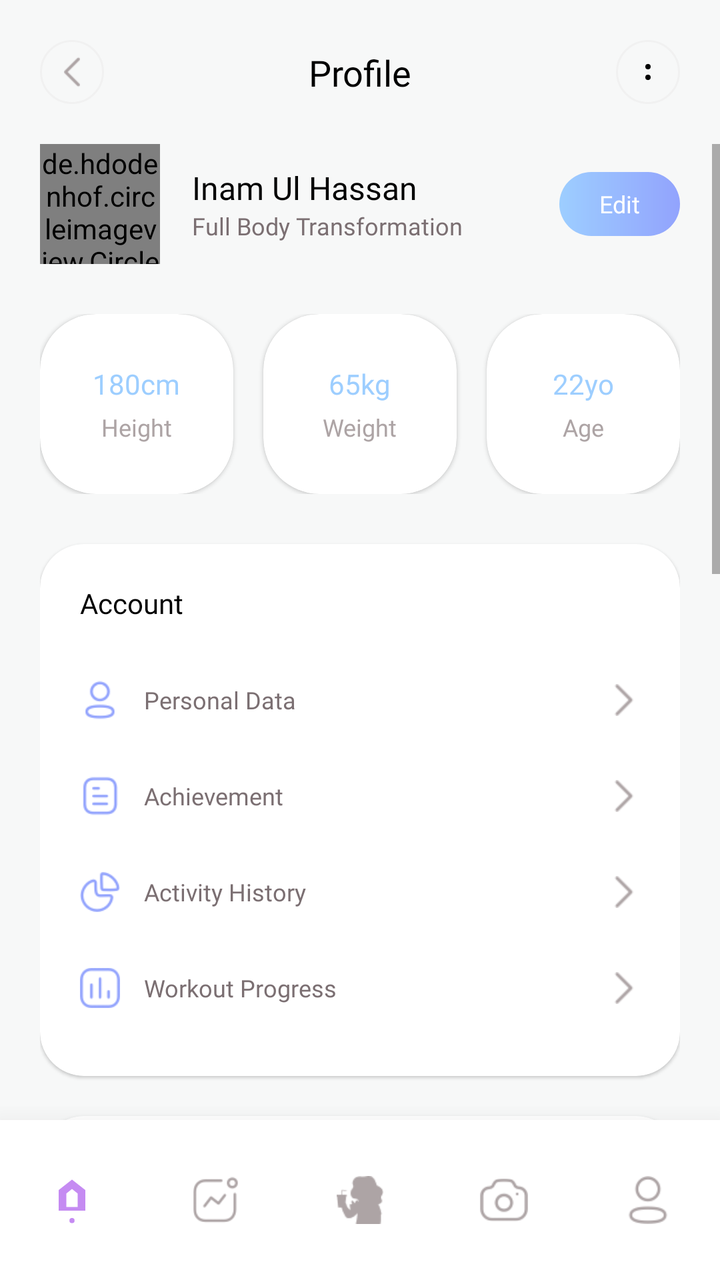
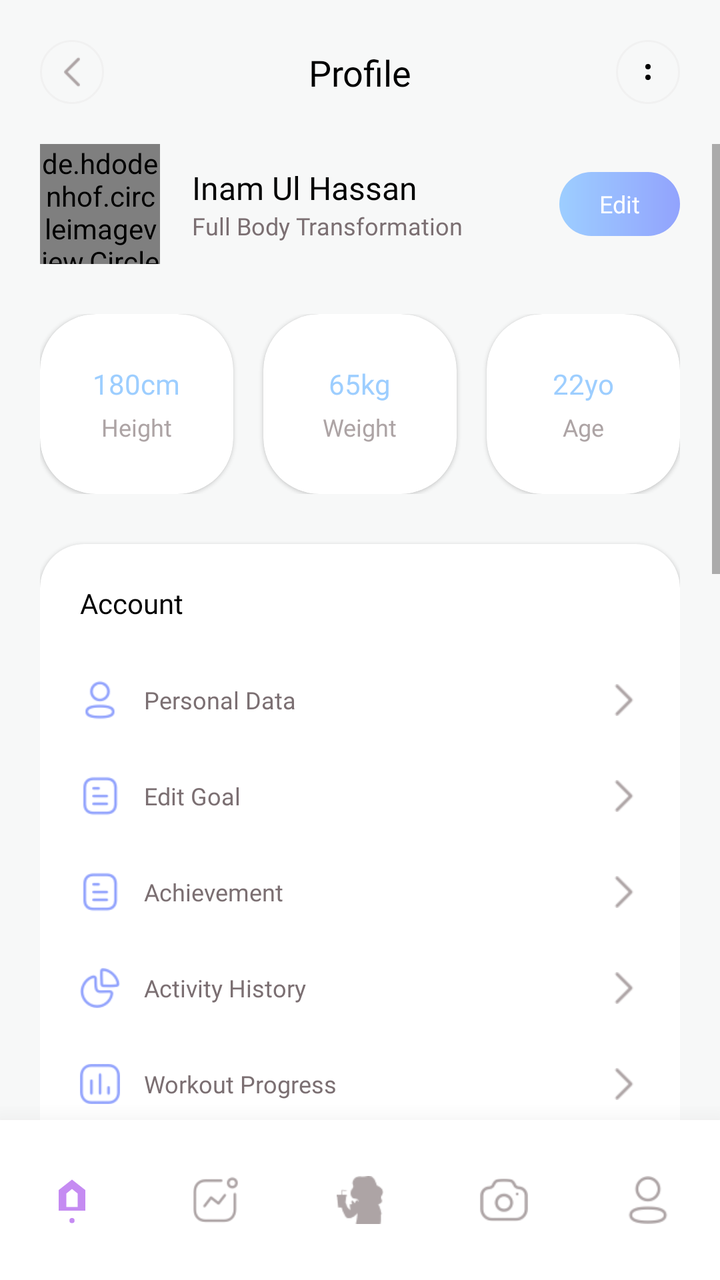

An Android layout rendered at two revisions. The XML below is the earlier revision; the diff shows what the commit changed to produce the second picture.
<!-- AndroidManifest.xml: application theme Theme.FitAI -->
<!-- res/layout/activity_profile.xml -->
<?xml version="1.0" encoding="utf-8"?>
<androidx.constraintlayout.widget.ConstraintLayout
    xmlns:android="http://schemas.android.com/apk/res/android"
    xmlns:app="http://schemas.android.com/apk/res-auto"
    android:layout_width="match_parent"
    android:layout_height="match_parent"
    android:background="@color/background_light">

    
    <androidx.constraintlayout.widget.ConstraintLayout
        android:id="@+id/clHeader"
        android:layout_width="match_parent"
        android:layout_height="wrap_content"
        android:padding="20dp"
        app:layout_constraintTop_toTopOf="parent">

        <ImageView
            android:id="@+id/btnBack"
            android:layout_width="32dp"
            android:layout_height="32dp"
            android:src="@drawable/arrow_left"
            android:background="@drawable/bg_nav_back"
            android:padding="8dp"
            android:scaleType="fitCenter"
            app:layout_constraintStart_toStartOf="parent"
            app:layout_constraintTop_toTopOf="parent"
            app:layout_constraintBottom_toBottomOf="parent" />

        <TextView
            android:layout_width="wrap_content"
            android:layout_height="wrap_content"
            android:text="Profile"
            android:textSize="18sp"
            android:textColor="@color/black"
            android:fontFamily="@font/poppins_bold"
            app:layout_constraintStart_toStartOf="parent"
            app:layout_constraintEnd_toEndOf="parent"
            app:layout_constraintTop_toTopOf="parent"
            app:layout_constraintBottom_toBottomOf="parent" />

        <ImageView
            android:id="@+id/btnMore"
            android:layout_width="32dp"
            android:layout_height="32dp"
            android:src="@drawable/menu_dots"
            android:background="@drawable/bg_nav_back"
            android:padding="8dp"
            android:scaleType="fitCenter"
            app:layout_constraintEnd_toEndOf="parent"
            app:layout_constraintTop_toTopOf="parent"
            app:layout_constraintBottom_toBottomOf="parent" />
    </androidx.constraintlayout.widget.ConstraintLayout>

    <ScrollView
        android:layout_width="match_parent"
        android:layout_height="0dp"
        android:fillViewport="true"
        app:layout_constraintTop_toBottomOf="@id/clHeader"
        app:layout_constraintBottom_toTopOf="@id/bottomNav">

        <LinearLayout
            android:layout_width="match_parent"
            android:layout_height="wrap_content"
            android:orientation="vertical"
            android:paddingStart="20dp"
            android:paddingEnd="20dp"
            android:paddingBottom="40dp">

            
            <LinearLayout
                android:layout_width="match_parent"
                android:layout_height="wrap_content"
                android:orientation="horizontal"
                android:gravity="center_vertical"
                android:layout_marginBottom="25dp">

                <de.hdodenhof.circleimageview.CircleImageView
                    android:id="@+id/ivProfilePic"
                    android:layout_width="60dp"
                    android:layout_height="60dp"
                    android:src="@drawable/pp_1" />

                <LinearLayout
                    android:layout_width="0dp"
                    android:layout_height="wrap_content"
                    android:layout_weight="1"
                    android:orientation="vertical"
                    android:layout_marginStart="16dp">

                    <TextView
                        android:id="@+id/tvProfileName"
                        android:layout_width="wrap_content"
                        android:layout_height="wrap_content"
                        android:text="Inam Ul Hassan"
                        android:textSize="16sp"
                        android:textColor="@color/black"
                        android:fontFamily="@font/poppins_bold" />

                    <TextView
                        android:id="@+id/tvProfileGoal"
                        android:layout_width="wrap_content"
                        android:layout_height="wrap_content"
                        android:text="Full Body Transformation"
                        android:textSize="12sp"
                        android:textColor="#7B6F72"
                        android:fontFamily="@font/poppins_regular" />
                </LinearLayout>

                <TextView
                    android:id="@+id/btnEditProfile"
                    android:layout_width="wrap_content"
                    android:layout_height="32dp"
                    android:text="Edit"
                    android:textColor="@color/white"
                    android:textSize="12sp"
                    android:fontFamily="@font/poppins_bold"
                    android:background="@drawable/btn_gradient_bg"
                    android:paddingStart="20dp"
                    android:paddingEnd="20dp"
                    android:gravity="center"
                    android:clickable="true"
                    android:focusable="true" />
            </LinearLayout>

            
            <LinearLayout
                android:layout_width="match_parent"
                android:layout_height="wrap_content"
                android:orientation="horizontal"
                android:layout_marginBottom="25dp">

                
                <androidx.cardview.widget.CardView
                    android:layout_width="0dp"
                    android:layout_height="90dp"
                    android:layout_weight="1"
                    android:layout_marginEnd="10dp"
                    app:cardCornerRadius="28dp"
                    app:cardElevation="1dp"
                    app:cardMaxElevation="1dp"
                    app:cardBackgroundColor="@color/white">
                    <LinearLayout android:layout_width="match_parent" android:layout_height="match_parent" android:orientation="vertical" android:gravity="center">
                        <TextView android:id="@+id/tvProfileHeight" android:layout_width="wrap_content" android:layout_height="wrap_content" android:text="180cm" android:textSize="14sp" android:textColor="#9DCEFF" android:fontFamily="@font/poppins_medium"/>
                        <TextView android:layout_width="wrap_content" android:layout_height="wrap_content" android:text="Height" android:textSize="12sp" android:textColor="#ADA4A5" android:fontFamily="@font/poppins_regular" android:layout_marginTop="4dp"/>
                    </LinearLayout>
                </androidx.cardview.widget.CardView>

                
                <androidx.cardview.widget.CardView
                    android:layout_width="0dp"
                    android:layout_height="90dp"
                    android:layout_weight="1"
                    android:layout_marginEnd="5dp" android:layout_marginStart="5dp"
                    app:cardCornerRadius="28dp"
                    app:cardElevation="1dp"
                    app:cardMaxElevation="1dp"
                    app:cardBackgroundColor="@color/white">
                    <LinearLayout android:layout_width="match_parent" android:layout_height="match_parent" android:orientation="vertical" android:gravity="center">
                        <TextView android:id="@+id/tvProfileWeight" android:layout_width="wrap_content" android:layout_height="wrap_content" android:text="65kg" android:textSize="14sp" android:textColor="#9DCEFF" android:fontFamily="@font/poppins_medium"/>
                        <TextView android:layout_width="wrap_content" android:layout_height="wrap_content" android:text="Weight" android:textSize="12sp" android:textColor="#ADA4A5" android:fontFamily="@font/poppins_regular" android:layout_marginTop="4dp"/>
                    </LinearLayout>
                </androidx.cardview.widget.CardView>

                
                <androidx.cardview.widget.CardView
                    android:layout_width="0dp"
                    android:layout_height="90dp"
                    android:layout_weight="1"
                    android:layout_marginStart="10dp"
                    app:cardCornerRadius="28dp"
                    app:cardElevation="1dp"
                    app:cardMaxElevation="1dp"
                    app:cardBackgroundColor="@color/white">
                    <LinearLayout android:layout_width="match_parent" android:layout_height="match_parent" android:orientation="vertical" android:gravity="center">
                        <TextView android:id="@+id/tvProfileAge" android:layout_width="wrap_content" android:layout_height="wrap_content" android:text="22yo" android:textSize="14sp" android:textColor="#9DCEFF" android:fontFamily="@font/poppins_medium"/>
                        <TextView android:layout_width="wrap_content" android:layout_height="wrap_content" android:text="Age" android:textSize="12sp" android:textColor="#ADA4A5" android:fontFamily="@font/poppins_regular" android:layout_marginTop="4dp"/>
                    </LinearLayout>
                </androidx.cardview.widget.CardView>
            </LinearLayout>

            
            <androidx.cardview.widget.CardView
                android:layout_width="match_parent"
                android:layout_height="wrap_content"
                app:cardCornerRadius="22dp"
                app:cardElevation="1dp"
                app:cardMaxElevation="1dp"
                app:cardBackgroundColor="@color/white"
                android:layout_marginBottom="20dp">

                <LinearLayout
                    android:layout_width="match_parent"
                    android:layout_height="wrap_content"
                    android:orientation="vertical"
                    android:padding="20dp">

                    <TextView
                        android:layout_width="wrap_content"
                        android:layout_height="wrap_content"
                        android:text="Account"
                        android:textSize="14sp"
                        android:textColor="@color/black"
                        android:fontFamily="@font/poppins_bold"
                        android:layout_marginBottom="15dp" />

                    
                    <LinearLayout android:id="@+id/llPersonalInfo" android:layout_width="match_parent" android:layout_height="48dp" android:orientation="horizontal" android:gravity="center_vertical">
                        <ImageView android:layout_width="20dp" android:layout_height="20dp" android:src="@drawable/p_personal" app:tint="#92A3FD"/>
                        <TextView android:layout_width="0dp" android:layout_height="wrap_content" android:layout_weight="1" android:layout_marginStart="12dp" android:text="Personal Data" android:textSize="12sp" android:textColor="#7B6F72" android:fontFamily="@font/poppins_regular"/>
                        <ImageView android:layout_width="16dp" android:layout_height="16dp" android:src="@drawable/p_next" app:tint="#ADA4A5"/>
                    </LinearLayout>

                    
                    <LinearLayout android:id="@+id/llAchievement" android:layout_width="match_parent" android:layout_height="48dp" android:orientation="horizontal" android:gravity="center_vertical">
                        <ImageView android:layout_width="20dp" android:layout_height="20dp" android:src="@drawable/p_achi" app:tint="#92A3FD"/>
                        <TextView android:layout_width="0dp" android:layout_height="wrap_content" android:layout_weight="1" android:layout_marginStart="12dp" android:text="Achievement" android:textSize="12sp" android:textColor="#7B6F72" android:fontFamily="@font/poppins_regular"/>
                        <ImageView android:layout_width="16dp" android:layout_height="16dp" android:src="@drawable/p_next" app:tint="#ADA4A5"/>
                    </LinearLayout>

                    
                    <LinearLayout android:id="@+id/llActivityHistory" android:layout_width="match_parent" android:layout_height="48dp" android:orientation="horizontal" android:gravity="center_vertical">
                        <ImageView android:layout_width="20dp" android:layout_height="20dp" android:src="@drawable/p_activity" app:tint="#92A3FD"/>
                        <TextView android:layout_width="0dp" android:layout_height="wrap_content" android:layout_weight="1" android:layout_marginStart="12dp" android:text="Activity History" android:textSize="12sp" android:textColor="#7B6F72" android:fontFamily="@font/poppins_regular"/>
                        <ImageView android:layout_width="16dp" android:layout_height="16dp" android:src="@drawable/p_next" app:tint="#ADA4A5"/>
                    </LinearLayout>

                    
                    <LinearLayout android:id="@+id/llWorkoutProgress" android:layout_width="match_parent" android:layout_height="48dp" android:orientation="horizontal" android:gravity="center_vertical">
                        <ImageView android:layout_width="20dp" android:layout_height="20dp" android:src="@drawable/p_workout" app:tint="#92A3FD"/>
                        <TextView android:layout_width="0dp" android:layout_height="wrap_content" android:layout_weight="1" android:layout_marginStart="12dp" android:text="Workout Progress" android:textSize="12sp" android:textColor="#7B6F72" android:fontFamily="@font/poppins_regular"/>
                        <ImageView android:layout_width="16dp" android:layout_height="16dp" android:src="@drawable/p_next" app:tint="#ADA4A5"/>
                    </LinearLayout>

                </LinearLayout>
            </androidx.cardview.widget.CardView>

            
            <androidx.cardview.widget.CardView
                android:layout_width="match_parent"
                android:layout_height="wrap_content"
                app:cardCornerRadius="22dp"
                app:cardElevation="1dp"
                app:cardMaxElevation="1dp"
                app:cardBackgroundColor="@color/white"
                android:layout_marginBottom="20dp">

                <LinearLayout
                    android:layout_width="match_parent"
                    android:layout_height="wrap_content"
                    android:orientation="vertical"
                    android:padding="20dp">

                    <TextView
                        android:layout_width="wrap_content"
                        android:layout_height="wrap_content"
                        android:text="Notification"
                        android:textSize="14sp"
                        android:textColor="@color/black"
                        android:fontFamily="@font/poppins_bold"
                        android:layout_marginBottom="15dp" />

                    <LinearLayout android:layout_width="match_parent" android:layout_height="wrap_content" android:orientation="horizontal" android:gravity="center_vertical">
                        <ImageView android:layout_width="20dp" android:layout_height="20dp" android:src="@drawable/p_notification" app:tint="#92A3FD"/>
                        <TextView android:layout_width="0dp" android:layout_height="wrap_content" android:layout_weight="1" android:layout_marginStart="12dp" android:text="Pop-up Notification" android:textSize="12sp" android:textColor="#7B6F72" android:fontFamily="@font/poppins_regular"/>
                        <androidx.appcompat.widget.SwitchCompat
                            android:id="@+id/switchPopNotification"
                            android:layout_width="wrap_content"
                            android:layout_height="wrap_content"
                            android:checked="true"
                            app:thumbTint="#C58BF2"
                            app:trackTint="#DDD9FF"/>
                    </LinearLayout>
                </LinearLayout>
            </androidx.cardview.widget.CardView>

            
            <androidx.cardview.widget.CardView
                android:layout_width="match_parent"
                android:layout_height="wrap_content"
                app:cardCornerRadius="22dp"
                app:cardElevation="1dp"
                app:cardMaxElevation="1dp"
                app:cardBackgroundColor="@color/white"
                android:layout_marginBottom="20dp">

                <LinearLayout
                    android:layout_width="match_parent"
                    android:layout_height="wrap_content"
                    android:orientation="vertical"
                    android:padding="20dp">

                    <TextView
                        android:layout_width="wrap_content"
                        android:layout_height="wrap_content"
                        android:text="Other"
                        android:textSize="14sp"
                        android:textColor="@color/black"
                        android:fontFamily="@font/poppins_bold"
                        android:layout_marginBottom="15dp" />

                    
                    <LinearLayout android:id="@+id/llContactUs" android:layout_width="match_parent" android:layout_height="48dp" android:orientation="horizontal" android:gravity="center_vertical">
                        <ImageView android:layout_width="20dp" android:layout_height="20dp" android:src="@drawable/p_contact" app:tint="#92A3FD"/>
                        <TextView android:layout_width="0dp" android:layout_height="wrap_content" android:layout_weight="1" android:layout_marginStart="12dp" android:text="Contact Us" android:textSize="12sp" android:textColor="#7B6F72" android:fontFamily="@font/poppins_regular"/>
                        <ImageView android:layout_width="16dp" android:layout_height="16dp" android:src="@drawable/p_next" app:tint="#ADA4A5"/>
                    </LinearLayout>

                    
                    <LinearLayout android:id="@+id/llPrivacyPolicy" android:layout_width="match_parent" android:layout_height="48dp" android:orientation="horizontal" android:gravity="center_vertical">
                        <ImageView android:layout_width="20dp" android:layout_height="20dp" android:src="@drawable/p_privacy" app:tint="#92A3FD"/>
                        <TextView android:layout_width="0dp" android:layout_height="wrap_content" android:layout_weight="1" android:layout_marginStart="12dp" android:text="Privacy Policy" android:textSize="12sp" android:textColor="#7B6F72" android:fontFamily="@font/poppins_regular"/>
                        <ImageView android:layout_width="16dp" android:layout_height="16dp" android:src="@drawable/p_next" app:tint="#ADA4A5"/>
                    </LinearLayout>

                    
                    <LinearLayout android:id="@+id/llSettings" android:layout_width="match_parent" android:layout_height="48dp" android:orientation="horizontal" android:gravity="center_vertical">
                        <ImageView android:layout_width="20dp" android:layout_height="20dp" android:src="@drawable/p_setting" app:tint="#92A3FD"/>
                        <TextView android:layout_width="0dp" android:layout_height="wrap_content" android:layout_weight="1" android:layout_marginStart="12dp" android:text="Settings" android:textSize="12sp" android:textColor="#7B6F72" android:fontFamily="@font/poppins_regular"/>
                        <ImageView android:layout_width="16dp" android:layout_height="16dp" android:src="@drawable/p_next" app:tint="#ADA4A5"/>
                    </LinearLayout>

                    
                    <LinearLayout android:id="@+id/llPremium" android:layout_width="match_parent" android:layout_height="48dp" android:orientation="horizontal" android:gravity="center_vertical">
                        <ImageView android:layout_width="20dp" android:layout_height="20dp" android:src="@drawable/pp_1" app:tint="#C58BF2"/>
                        <TextView android:layout_width="0dp" android:layout_height="wrap_content" android:layout_weight="1" android:layout_marginStart="12dp" android:text="Premium Membership" android:textSize="12sp" android:textColor="#7B6F72" android:fontFamily="@font/poppins_bold"/>
                        <TextView android:layout_width="wrap_content" android:layout_height="wrap_content" android:text="NEW" android:textColor="@color/white" android:textSize="8sp" android:background="@drawable/bg_pill_button" android:backgroundTint="#C58BF2" android:paddingStart="6dp" android:paddingEnd="6dp" android:layout_marginEnd="8dp"/>
                        <ImageView android:layout_width="16dp" android:layout_height="16dp" android:src="@drawable/p_next" app:tint="#ADA4A5"/>
                    </LinearLayout>

                    
                    <LinearLayout android:id="@+id/llAdminPanel" android:layout_width="match_parent" android:layout_height="48dp" android:orientation="horizontal" android:gravity="center_vertical" android:visibility="visible">
                        <ImageView android:layout_width="20dp" android:layout_height="20dp" android:src="@drawable/p_setting" app:tint="#FF9900"/>
                        <TextView android:layout_width="0dp" android:layout_height="wrap_content" android:layout_weight="1" android:layout_marginStart="12dp" android:text="Admin Dashboard" android:textSize="12sp" android:textColor="#1D1617" android:fontFamily="@font/poppins_bold"/>
                        <ImageView android:layout_width="16dp" android:layout_height="16dp" android:src="@drawable/p_next" app:tint="#ADA4A5"/>
                    </LinearLayout>

                    
                    <LinearLayout android:id="@+id/btnDeleteAccount" android:layout_width="match_parent" android:layout_height="48dp" android:orientation="horizontal" android:gravity="center_vertical" android:layout_marginTop="5dp">
                        <ImageView android:layout_width="20dp" android:layout_height="20dp" android:src="@drawable/p_achi" app:tint="#FF0000"/>
                        <TextView android:layout_width="0dp" android:layout_height="wrap_content" android:layout_weight="1" android:layout_marginStart="12dp" android:text="Delete Account" android:textSize="12sp" android:textColor="#FF0000" android:fontFamily="@font/poppins_bold"/>
                        <ImageView android:layout_width="16dp" android:layout_height="16dp" android:src="@drawable/p_next" app:tint="#FF0000"/>
                    </LinearLayout>

                    
                    <LinearLayout android:id="@+id/btnLogout" android:layout_width="match_parent" android:layout_height="48dp" android:orientation="horizontal" android:gravity="center_vertical" android:layout_marginTop="5dp">
                        <ImageView android:layout_width="20dp" android:layout_height="20dp" android:src="@drawable/p_achi" app:tint="#FF4B4B"/>
                        <TextView android:layout_width="0dp" android:layout_height="wrap_content" android:layout_weight="1" android:layout_marginStart="12dp" android:text="Sign Out" android:textSize="12sp" android:textColor="#FF4B4B" android:fontFamily="@font/poppins_bold"/>
                        <ImageView android:layout_width="16dp" android:layout_height="16dp" android:src="@drawable/p_next" app:tint="#FF4B4B"/>
                    </LinearLayout>

                </LinearLayout>
            </androidx.cardview.widget.CardView>

        </LinearLayout>
    </ScrollView>

    <com.google.android.material.bottomnavigation.BottomNavigationView
        android:id="@+id/bottomNav"
        android:layout_width="match_parent"
        android:layout_height="80dp"
        app:menu="@menu/bottom_nav_menu"
        app:itemIconTint="@color/nav_item_color"
        app:itemTextColor="@color/nav_item_color"
        app:itemIconSize="24dp"
        app:itemRippleColor="@null"
        app:labelVisibilityMode="unlabeled"
        app:layout_constraintBottom_toBottomOf="parent"
        app:layout_constraintStart_toStartOf="parent"
        app:layout_constraintEnd_toEndOf="parent"
        android:background="@color/white"
        app:elevation="20dp" />

</androidx.constraintlayout.widget.ConstraintLayout>
<!-- resources referenced by this layout -->
<resources>
  <color name="background_light">#F7F8F8</color>
  <color name="black">#FF000000</color>
  <color name="white">#FFFFFFFF</color>
  <!-- drawable arrow_left: png bitmap (drawable, 671 bytes) -->
  <!-- drawable bg_nav_back (drawable) -->
  <?xml version="1.0" encoding="utf-8"?>
  <shape xmlns:android="http://schemas.android.com/apk/res/android"
      android:shape="rectangle">
      <solid android:color="#F7F8F8"/>
      <corners android:radius="100dp"/> 
      <stroke android:width="1dp" android:color="#F1F1F1"/>
  </shape>
  <!-- drawable bg_pill_button (drawable) -->
  <?xml version="1.0" encoding="utf-8"?>
  <shape xmlns:android="http://schemas.android.com/apk/res/android"
      android:shape="rectangle">
      <gradient
          android:startColor="#92A3FD"
          android:endColor="#9DCEFF"
          android:angle="0"/>
      <corners android:radius="100dp"/>
  </shape>
  <!-- drawable btn_gradient_bg (drawable) -->
  <?xml version="1.0" encoding="utf-8"?>
  <shape xmlns:android="http://schemas.android.com/apk/res/android" android:shape="rectangle">
      <gradient
          android:startColor="#92A3FD"
          android:endColor="#9DCEFF"
          android:angle="180"
          android:type="linear"/>
      <corners android:radius="99dp"/>
  </shape>
  <!-- drawable menu_dots (drawable) -->
  <vector xmlns:android="http://schemas.android.com/apk/res/android"
      android:width="24dp"
      android:height="24dp"
      android:viewportWidth="24"
      android:viewportHeight="24">
      <path
          android:fillColor="#000000"
          android:pathData="M12,16m-2,0a2,2 0,1 1,4 0a2,2 0,1 1,-4 0" />
      <path
          android:fillColor="#000000"
          android:pathData="M12,8m-2,0a2,2 0,1 1,4 0a2,2 0,1 1,-4 0" />
  </vector>
  <!-- drawable p_achi: png bitmap (drawable, 2003 bytes) -->
  <!-- drawable p_activity: png bitmap (drawable, 2422 bytes) -->
  <!-- drawable p_contact: png bitmap (drawable, 2056 bytes) -->
  <!-- drawable p_next: png bitmap (drawable, 572 bytes) -->
  <!-- drawable p_notification: png bitmap (drawable, 1844 bytes) -->
  <!-- drawable p_personal: png bitmap (drawable, 1811 bytes) -->
  <!-- drawable p_privacy: png bitmap (drawable, 2020 bytes) -->
  <!-- drawable p_setting: png bitmap (drawable, 2478 bytes) -->
  <!-- drawable p_workout: png bitmap (drawable, 1989 bytes) -->
  <!-- drawable pp_1: png bitmap (drawable, 103532 bytes) -->
  <style name="Theme.FitAI" parent="Theme.MaterialComponents.Light.NoActionBar">
          <item name="colorPrimary">@color/primary_blue</item>
          <item name="colorPrimaryVariant">@color/primary_light_blue</item>
          <item name="colorOnPrimary">@color/white</item>
          <item name="colorSecondary">@color/primary_purple</item>
          <item name="colorOnSecondary">@color/white</item>
          <item name="colorSurface">@color/background_white</item>
          <item name="android:colorBackground">@color/background_white</item>
          <item name="android:statusBarColor" tools:targetApi="l">@color/background_white</item>
          <item name="android:windowLightStatusBar" tools:targetApi="m">true</item>
      </style>
  <color name="primary_blue">#92A3FD</color>
  <color name="primary_light_blue">#9DCEFF</color>
  <color name="primary_purple">#C58BF2</color>
  <color name="background_white">#FFFFFF</color>
</resources>

<!-- the commit's change to res/layout/activity_profile.xml (unified diff, before → after) -->
@@ -123,6 +123,59 @@
             </LinearLayout>
 
             
+            <androidx.cardview.widget.CardView
+                android:id="@+id/cvPremiumBanner"
+                android:layout_width="match_parent"
+                android:layout_height="wrap_content"
+                app:cardCornerRadius="16dp"
+                app:cardElevation="0dp"
+                app:cardBackgroundColor="#F2EAFF"
+                android:layout_marginBottom="20dp"
+                android:visibility="gone">
+                <LinearLayout
+                    android:layout_width="match_parent"
+                    android:layout_height="wrap_content"
+                    android:orientation="horizontal"
+                    android:padding="16dp"
+                    android:gravity="center_vertical">
+                    <ImageView
+                        android:layout_width="36dp"
+                        android:layout_height="36dp"
+                        android:src="@drawable/p_achi"
+                        app:tint="#C58BF2" />
+                    <LinearLayout
+                        android:layout_width="0dp"
+                        android:layout_height="wrap_content"
+                        android:layout_weight="1"
+                        android:orientation="vertical"
+                        android:layout_marginStart="12dp">
+                        <TextView
+                            android:layout_width="wrap_content"
+                            android:layout_height="wrap_content"
+                            android:text="Premium Member"
+                            android:textColor="#7B2FBE"
+                            android:textSize="14sp"
+                            android:fontFamily="@font/poppins_bold" />
+                        <TextView
+                            android:id="@+id/tvPremiumPlan"
+                            android:layout_width="wrap_content"
+                            android:layout_height="wrap_content"
+                            android:text="Active Subscription"
+                            android:textColor="#A77BDB"
+                            android:textSize="11sp"
+                            android:fontFamily="@font/poppins_regular" />
+                    </LinearLayout>
+                    <TextView
+                        android:layout_width="wrap_content"
+                        android:layout_height="wrap_content"
+                        android:text="✓ Active"
+                        android:textColor="#4CAF50"
+                        android:textSize="12sp"
+                        android:fontFamily="@font/poppins_bold" />
+                </LinearLayout>
+            </androidx.cardview.widget.CardView>
+
+            
             <LinearLayout
                 android:layout_width="match_parent"
                 android:layout_height="wrap_content"
@@ -211,6 +264,13 @@
                     </LinearLayout>
 
                     
+                    <LinearLayout android:id="@+id/llEditGoal" android:layout_width="match_parent" android:layout_height="48dp" android:orientation="horizontal" android:gravity="center_vertical">
+                        <ImageView android:layout_width="20dp" android:layout_height="20dp" android:src="@drawable/p_achi" app:tint="#92A3FD"/>
+                        <TextView android:layout_width="0dp" android:layout_height="wrap_content" android:layout_weight="1" android:layout_marginStart="12dp" android:text="Edit Goal" android:textSize="12sp" android:textColor="#7B6F72" android:fontFamily="@font/poppins_regular"/>
+                        <ImageView android:layout_width="16dp" android:layout_height="16dp" android:src="@drawable/p_next" app:tint="#ADA4A5"/>
+                    </LinearLayout>
+
+                    
                     <LinearLayout android:id="@+id/llAchievement" android:layout_width="match_parent" android:layout_height="48dp" android:orientation="horizontal" android:gravity="center_vertical">
                         <ImageView android:layout_width="20dp" android:layout_height="20dp" android:src="@drawable/p_achi" app:tint="#92A3FD"/>
                         <TextView android:layout_width="0dp" android:layout_height="wrap_content" android:layout_weight="1" android:layout_marginStart="12dp" android:text="Achievement" android:textSize="12sp" android:textColor="#7B6F72" android:fontFamily="@font/poppins_regular"/>
@@ -312,12 +372,7 @@
                         <ImageView android:layout_width="16dp" android:layout_height="16dp" android:src="@drawable/p_next" app:tint="#ADA4A5"/>
                     </LinearLayout>
 
-                    
-                    <LinearLayout android:id="@+id/llSettings" android:layout_width="match_parent" android:layout_height="48dp" android:orientation="horizontal" android:gravity="center_vertical">
-                        <ImageView android:layout_width="20dp" android:layout_height="20dp" android:src="@drawable/p_setting" app:tint="#92A3FD"/>
-                        <TextView android:layout_width="0dp" android:layout_height="wrap_content" android:layout_weight="1" android:layout_marginStart="12dp" android:text="Settings" android:textSize="12sp" android:textColor="#7B6F72" android:fontFamily="@font/poppins_regular"/>
-                        <ImageView android:layout_width="16dp" android:layout_height="16dp" android:src="@drawable/p_next" app:tint="#ADA4A5"/>
-                    </LinearLayout>
+
 
                     
                     <LinearLayout android:id="@+id/llPremium" android:layout_width="match_parent" android:layout_height="48dp" android:orientation="horizontal" android:gravity="center_vertical">
